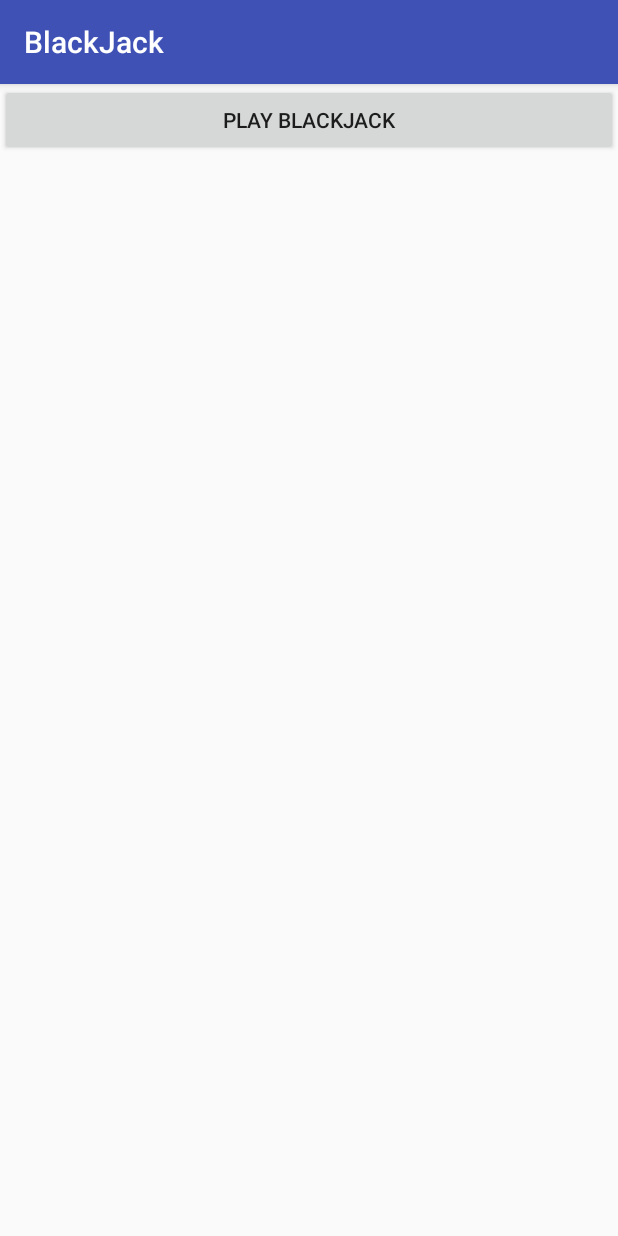
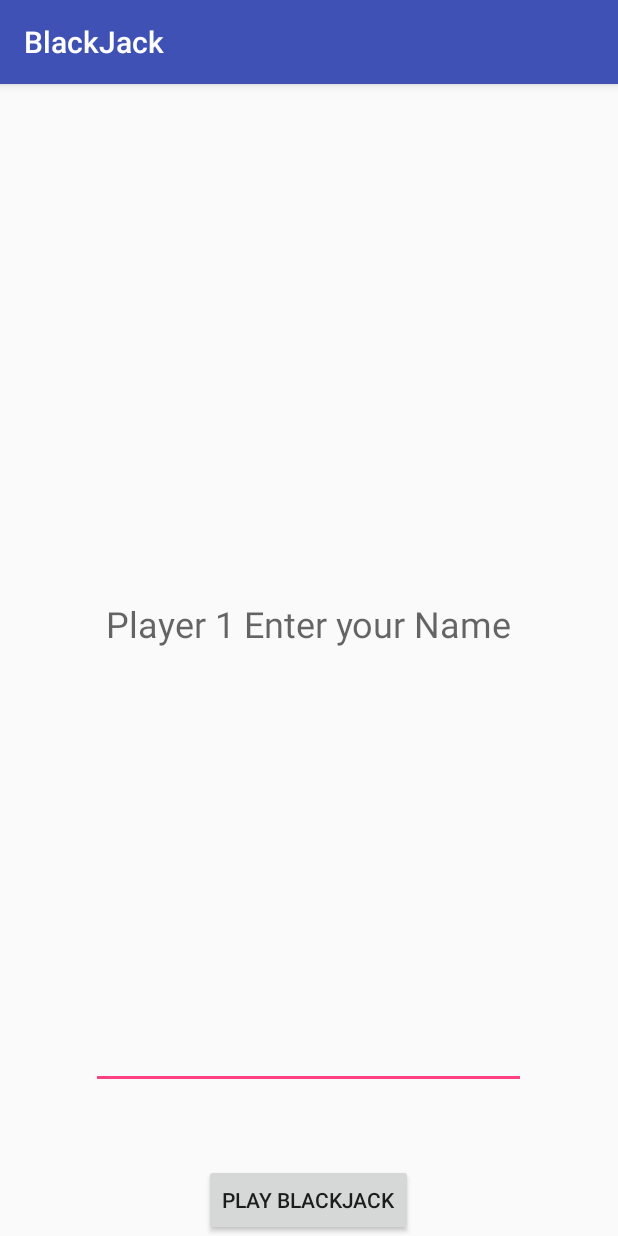
Before and after one commit to EwenFin/BlackJackApp, an Android app: the screen it shows after launch (MainActivity), on a phone screen of 412 x 824 dp. Run offline under Robolectric (Android 15) with nearby library versions, the light colour scheme and no system bars.

Commit message:
Java program cleaned up

```diff
--- a/app/src/main/AndroidManifest.xml
+++ b/app/src/main/AndroidManifest.xml
@@ -15,6 +15,7 @@
                 <category android:name="android.intent.category.LAUNCHER" />
             </intent-filter>
         </activity>
+        <activity android:name=".BlackJackActivity"></activity>
     </application>
 
 </manifest>
--- a/app/src/main/java/com/codeclan/blackjack/MainActivity.java
+++ b/app/src/main/java/com/codeclan/blackjack/MainActivity.java
@@ -1,15 +1,34 @@
 package com.codeclan.blackjack;
 
+import android.content.Intent;
 import android.support.v7.app.AppCompatActivity;
 import android.os.Bundle;
+import android.view.View;
+import android.widget.Button;
+import android.widget.EditText;
+
+import java.util.jar.Attributes;
 
 public class MainActivity extends AppCompatActivity {
+
+    EditText NameEntry;
+    Button BlackJackButton;
 
     @Override
     protected void onCreate(Bundle savedInstanceState) {
         super.onCreate(savedInstanceState);
         setContentView(R.layout.activity_main);
 
+        NameEntry = (EditText)findViewById(R.id.name_entry);
+        BlackJackButton = (Button)findViewById(R.id.play_blackjack);
+    }
 
+    public void onBlackJackButtonClicked(View button){
+        String name = NameEntry.getText().toString();
+
+        Intent intent = new Intent(this, BlackJackActivity.class);
+        intent.putExtra("Name", name);
+
+        startActivity(intent);
     }
 }
--- a/app/src/main/res/layout/activity_main.xml
+++ b/app/src/main/res/layout/activity_main.xml
@@ -1,16 +1,31 @@
 <?xml version="1.0" encoding="utf-8"?>
-<android.support.constraint.ConstraintLayout xmlns:android="http://schemas.android.com/apk/res/android"
+<LinearLayout xmlns:android="http://schemas.android.com/apk/res/android"
     xmlns:app="http://schemas.android.com/apk/res-auto"
     xmlns:tools="http://schemas.android.com/tools"
     android:layout_width="match_parent"
     android:layout_height="match_parent"
+    android:orientation="vertical"
     tools:context="com.codeclan.blackjack.MainActivity">
+
+    <EditText
+        android:id="@+id/name_entry"
+        android:layout_width="290dp"
+        android:layout_height="wrap_content"
+        android:layout_gravity="center"
+        android:layout_margin="50dp"
+        android:layout_marginTop="50dp"
+        android:layout_weight="0.10"
+        android:gravity="center"
+        android:hint="@string/enter_name"
+        android:textSize="24dp" />
+
 
     <Button
         android:id="@+id/play_blackjack"
-        android:layout_width="match_parent"
-        android:text="Play BlackJack"
+        android:layout_width="wrap_content"
+        android:text="@string/play_blackjack"
         android:layout_height="wrap_content"
+        android:layout_gravity="center"
         android:onClick="onBlackJackButtonClicked"/>
 
-</android.support.constraint.ConstraintLayout>
+</LinearLayout>
--- a/app/src/main/res/values/strings.xml
+++ b/app/src/main/res/values/strings.xml
@@ -1,3 +1,5 @@
 <resources>
     <string name="app_name">BlackJack</string>
+    <string name="play_blackjack">Play BlackJack</string>
+    <string name="enter_name">Player 1 Enter your Name</string>
 </resources>
```
Also changed, not shown: app/src/main/java/com/codeclan/blackjack/BlackJack.java (added, +40 -0 lines), app/src/main/java/com/codeclan/blackjack/BlackJackActivity.java (added, +35 -0 lines), app/src/main/java/com/codeclan/blackjack/Card.java (+6 -1 lines), app/src/main/java/com/codeclan/blackjack/Deck.java (+10 -7 lines), app/src/main/java/com/codeclan/blackjack/Player.java (+7 -0 lines), app/src/main/res/layout/activity_black_jack.xml (added, +18 -0 lines), 5 other files.
